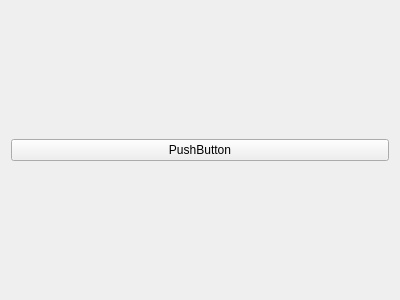
Old version of the form lab_3/bruteforce_window.ui in the repository fatvlady/sys-an-labs.
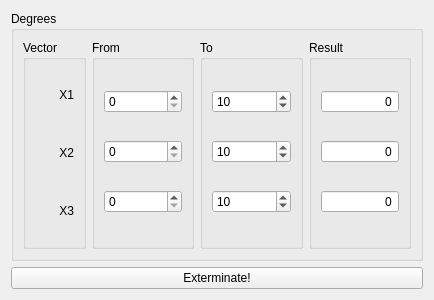
New version of the form.

Diff of the .ui file:
```diff
--- a/lab_3/bruteforce_window.ui
+++ b/lab_3/bruteforce_window.ui
@@ -6,18 +6,189 @@
    <rect>
     <x>0</x>
     <y>0</y>
-    <width>400</width>
+    <width>434</width>
     <height>300</height>
    </rect>
   </property>
   <property name="windowTitle">
    <string>Form1</string>
   </property>
-  <layout class="QHBoxLayout" name="horizontalLayout">
+  <layout class="QVBoxLayout" name="verticalLayout">
+   <item>
+    <widget class="QGroupBox" name="groupBox">
+     <property name="title">
+      <string>Degrees</string>
+     </property>
+     <layout class="QHBoxLayout" name="horizontalLayout">
+      <item>
+       <widget class="QGroupBox" name="groupBox_5">
+        <property name="sizePolicy">
+         <sizepolicy hsizetype="Preferred" vsizetype="Preferred">
+          <horstretch>0</horstretch>
+          <verstretch>0</verstretch>
+         </sizepolicy>
+        </property>
+        <property name="title">
+         <string>Vector</string>
+        </property>
+        <layout class="QVBoxLayout" name="verticalLayout_2">
+         <item>
+          <widget class="QLabel" name="label">
+           <property name="text">
+            <string>X1</string>
+           </property>
+           <property name="alignment">
+            <set>Qt::AlignRight|Qt::AlignTrailing|Qt::AlignVCenter</set>
+           </property>
+          </widget>
+         </item>
+         <item>
+          <widget class="QLabel" name="label_2">
+           <property name="text">
+            <string>X2</string>
+           </property>
+           <property name="alignment">
+            <set>Qt::AlignRight|Qt::AlignTrailing|Qt::AlignVCenter</set>
+           </property>
+          </widget>
+         </item>
+         <item>
+          <widget class="QLabel" name="label_3">
+           <property name="text">
+            <string>X3</string>
+           </property>
+           <property name="alignment">
+            <set>Qt::AlignRight|Qt::AlignTrailing|Qt::AlignVCenter</set>
+           </property>
+          </widget>
+         </item>
+        </layout>
+       </widget>
+      </item>
+      <item>
+       <widget class="QGroupBox" name="groupBox_2">
+        <property name="sizePolicy">
+         <sizepolicy hsizetype="Expanding" vsizetype="Preferred">
+          <horstretch>0</horstretch>
+          <verstretch>0</verstretch>
+         </sizepolicy>
+        </property>
+        <property name="title">
+         <string>From</string>
+        </property>
+        <layout class="QVBoxLayout" name="verticalLayout_3">
+         <item>
+          <widget class="QSpinBox" name="from_1"/>
+         </item>
+         <item>
+          <widget class="QSpinBox" name="from_2"/>
+         </item>
+         <item>
+          <widget class="QSpinBox" name="from_3"/>
+         </item>
+        </layout>
+       </widget>
+      </item>
+      <item>
+       <widget class="QGroupBox" name="groupBox_3">
+        <property name="sizePolicy">
+         <sizepolicy hsizetype="Expanding" vsizetype="Preferred">
+          <horstretch>0</horstretch>
+          <verstretch>0</verstretch>
+         </sizepolicy>
+        </property>
+        <property name="title">
+         <string>To</string>
+        </property>
+        <layout class="QVBoxLayout" name="verticalLayout_4">
+         <item>
+          <widget class="QSpinBox" name="to_1">
+           <property name="value">
+            <number>10</number>
+           </property>
+          </widget>
+         </item>
+         <item>
+          <widget class="QSpinBox" name="to_2">
+           <property name="value">
+            <number>10</number>
+           </property>
+          </widget>
+         </item>
+         <item>
+          <widget class="QSpinBox" name="to_3">
+           <property name="buttonSymbols">
+            <enum>QAbstractSpinBox::UpDownArrows</enum>
+           </property>
+           <property name="value">
+            <number>10</number>
+           </property>
+          </widget>
+         </item>
+        </layout>
+       </widget>
+      </item>
+      <item>
+       <widget class="QGroupBox" name="groupBox_4">
+        <property name="sizePolicy">
+         <sizepolicy hsizetype="Expanding" vsizetype="Preferred">
+          <horstretch>0</horstretch>
+          <verstretch>0</verstretch>
+         </sizepolicy>
+        </property>
+        <property name="title">
+         <string>Result</string>
+        </property>
+        <layout class="QVBoxLayout" name="verticalLayout_5">
+         <item>
+          <widget class="QSpinBox" name="res_1">
+           <property name="alignment">
+            <set>Qt::AlignRight|Qt::AlignTrailing|Qt::AlignVCenter</set>
+           </property>
+           <property name="readOnly">
+            <bool>true</bool>
+           </property>
+           <property name="buttonSymbols">
+            <enum>QAbstractSpinBox::NoButtons</enum>
+           </property>
+          </widget>
+         </item>
+         <item>
+          <widget class="QSpinBox" name="res_2">
+           <property name="alignment">
+            <set>Qt::AlignRight|Qt::AlignTrailing|Qt::AlignVCenter</set>
+           </property>
+           <property name="readOnly">
+            <bool>true</bool>
+           </property>
+           <property name="buttonSymbols">
+            <enum>QAbstractSpinBox::NoButtons</enum>
+           </property>
+          </widget>
+         </item>
+         <item>
+          <widget class="QSpinBox" name="res_3">
+           <property name="alignment">
+            <set>Qt::AlignRight|Qt::AlignTrailing|Qt::AlignVCenter</set>
+           </property>
+           <property name="readOnly">
+            <bool>true</bool>
+           </property>
+           <property name="buttonSymbols">
+            <enum>QAbstractSpinBox::NoButtons</enum>
+           </property>
+          </widget>
+         </item>
+        </layout>
+       </widget>
+      </item>
+     </layout>
+    </widget>
+   </item>
    <item>
     <widget class="QPushButton" name="pushButton">
      <property name="text">
-      <string>PushButton</string>
+      <string>Exterminate!</string>
      </property>
     </widget>
    </item>
```
Left out of the diff: 2 changed lines with no effect on the pictures.
